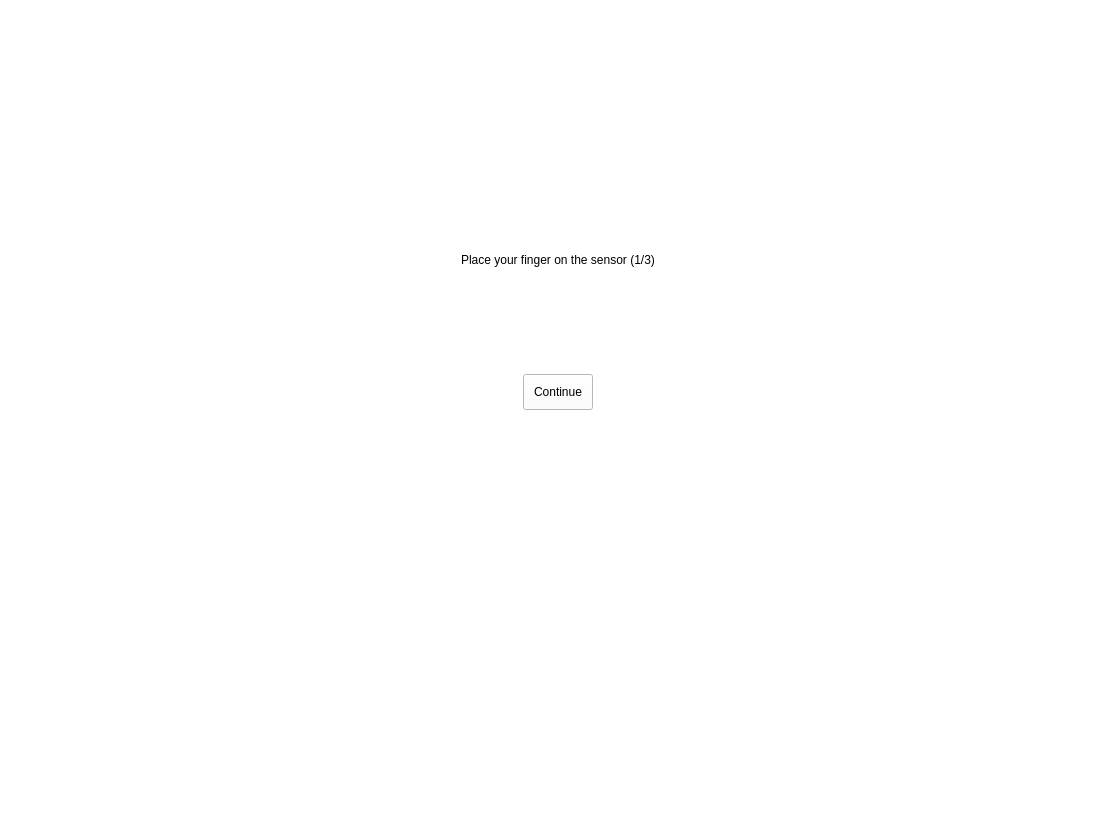
Old version of the form enrolfingerprint.ui in the repository arc-bphc/sims-gui.
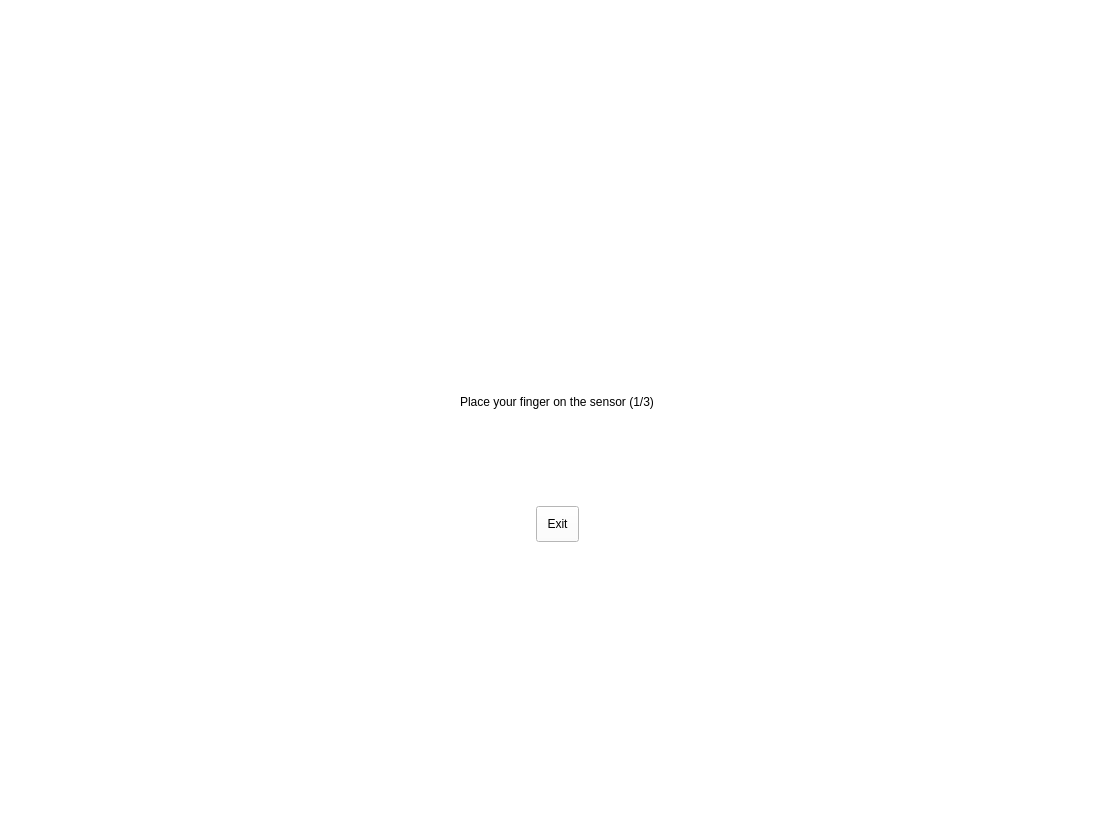
New version of the form. Icons and pictures are not drawn.

```diff
--- a/enrolfingerprint.ui
+++ b/enrolfingerprint.ui
@@ -19,35 +19,67 @@
 </string>
   </property>
   <layout class="QGridLayout" name="gridLayout_2">
+   <item row="1" column="2">
+    <spacer name="horizontalSpacer_2">
+     <property name="orientation">
+      <enum>Qt::Horizontal</enum>
+     </property>
+     <property name="sizeHint" stdset="0">
+      <size>
+       <width>40</width>
+       <height>20</height>
+      </size>
+     </property>
+    </spacer>
+   </item>
    <item row="1" column="1">
-    <spacer name="verticalSpacer_2">
-     <property name="orientation">
-      <enum>Qt::Vertical</enum>
-     </property>
-     <property name="sizeHint" stdset="0">
-      <size>
-       <width>20</width>
-       <height>40</height>
-      </size>
-     </property>
-    </spacer>
-   </item>
-   <item row="0" column="0">
-    <spacer name="horizontalSpacer">
-     <property name="orientation">
-      <enum>Qt::Horizontal</enum>
-     </property>
-     <property name="sizeHint" stdset="0">
-      <size>
-       <width>40</width>
-       <height>20</height>
-      </size>
-     </property>
-    </spacer>
-   </item>
-   <item row="0" column="1">
     <layout class="QGridLayout" name="gridLayout">
-     <item row="4" column="0" colspan="3" alignment="Qt::AlignHCenter">
+     <item row="2" column="2">
+      <spacer name="verticalSpacer_4">
+       <property name="orientation">
+        <enum>Qt::Vertical</enum>
+       </property>
+       <property name="sizeHint" stdset="0">
+        <size>
+         <width>20</width>
+         <height>40</height>
+        </size>
+       </property>
+      </spacer>
+     </item>
+     <item row="4" column="2">
+      <spacer name="verticalSpacer">
+       <property name="orientation">
+        <enum>Qt::Vertical</enum>
+       </property>
+       <property name="sizeHint" stdset="0">
+        <size>
+         <width>20</width>
+         <height>40</height>
+        </size>
+       </property>
+      </spacer>
+     </item>
+     <item row="1" column="0" alignment="Qt::AlignHCenter">
+      <widget class="QLabel" name="fprint1">
+       <property name="maximumSize">
+        <size>
+         <width>320</width>
+         <height>240</height>
+        </size>
+       </property>
+       <property name="text">
+        <string/>
+       </property>
+       <property name="pixmap">
+        <pixmap>images/finger-scan.gif</pixmap>
+       </property>
+       <property name="scaledContents">
+        <bool>true</bool>
+       </property>
+      </widget>
+     </item>
+     <item row="3" column="0" colspan="5" alignment="Qt::AlignHCenter">
       <widget class="QLabel" name="label_5">
        <property name="styleSheet">
         <string notr="true">font: 75 18pt &quot;Noto Sans&quot;;</string>
@@ -57,8 +89,8 @@
        </property>
       </widget>
      </item>
-     <item row="2" column="2" alignment="Qt::AlignHCenter">
-      <widget class="QLabel" name="label_3">
+     <item row="1" column="4" alignment="Qt::AlignHCenter">
+      <widget class="QLabel" name="fprint3">
        <property name="maximumSize">
         <size>
          <width>320</width>
@@ -76,8 +108,8 @@
        </property>
       </widget>
      </item>
-     <item row="2" column="1" alignment="Qt::AlignHCenter">
-      <widget class="QLabel" name="label_4">
+     <item row="1" column="2" alignment="Qt::AlignHCenter">
+      <widget class="QLabel" name="fprint2">
        <property name="maximumSize">
         <size>
          <width>320</width>
@@ -95,94 +127,56 @@
        </property>
       </widget>
      </item>
-     <item row="6" column="1" alignment="Qt::AlignHCenter">
-      <widget class="QPushButton" name="pushButton">
+     <item row="5" column="2" alignment="Qt::AlignHCenter">
+      <widget class="QPushButton" name="exitButton">
        <property name="text">
-        <string>Continue</string>
-       </property>
-      </widget>
-     </item>
-     <item row="0" column="1" alignment="Qt::AlignHCenter">
-      <widget class="QLabel" name="label_2">
-       <property name="maximumSize">
-        <size>
-         <width>400</width>
-         <height>160</height>
-        </size>
-       </property>
-       <property name="text">
-        <string/>
-       </property>
-       <property name="pixmap">
-        <pixmap>images/12967978_719298328212453_6846422403842474807_o.jpg</pixmap>
-       </property>
-       <property name="scaledContents">
-        <bool>true</bool>
-       </property>
-      </widget>
-     </item>
-     <item row="2" column="0" alignment="Qt::AlignHCenter">
-      <widget class="QLabel" name="label">
-       <property name="maximumSize">
-        <size>
-         <width>320</width>
-         <height>240</height>
-        </size>
-       </property>
-       <property name="text">
-        <string/>
-       </property>
-       <property name="pixmap">
-        <pixmap>images/finger-scan.gif</pixmap>
-       </property>
-       <property name="scaledContents">
-        <bool>true</bool>
+        <string>Exit</string>
        </property>
       </widget>
      </item>
      <item row="1" column="1">
-      <spacer name="verticalSpacer_3">
+      <spacer name="horizontalSpacer_3">
        <property name="orientation">
-        <enum>Qt::Vertical</enum>
+        <enum>Qt::Horizontal</enum>
        </property>
        <property name="sizeHint" stdset="0">
         <size>
-         <width>20</width>
-         <height>40</height>
+         <width>40</width>
+         <height>20</height>
         </size>
        </property>
       </spacer>
      </item>
-     <item row="5" column="1">
-      <spacer name="verticalSpacer">
+     <item row="1" column="3">
+      <spacer name="horizontalSpacer_4">
        <property name="orientation">
-        <enum>Qt::Vertical</enum>
+        <enum>Qt::Horizontal</enum>
        </property>
        <property name="sizeHint" stdset="0">
         <size>
-         <width>20</width>
-         <height>40</height>
-        </size>
-       </property>
-      </spacer>
-     </item>
-     <item row="3" column="1">
-      <spacer name="verticalSpacer_4">
-       <property name="orientation">
-        <enum>Qt::Vertical</enum>
-       </property>
-       <property name="sizeHint" stdset="0">
-        <size>
-         <width>20</width>
-         <height>40</height>
+         <width>40</width>
+         <height>20</height>
         </size>
        </property>
       </spacer>
      </item>
     </layout>
    </item>
-   <item row="0" column="2">
-    <spacer name="horizontalSpacer_2">
+   <item row="2" column="1">
+    <spacer name="verticalSpacer_2">
+     <property name="orientation">
+      <enum>Qt::Vertical</enum>
+     </property>
+     <property name="sizeHint" stdset="0">
+      <size>
+       <width>20</width>
+       <height>40</height>
+      </size>
+     </property>
+    </spacer>
+   </item>
+   <item row="1" column="0">
+    <spacer name="horizontalSpacer">
      <property name="orientation">
       <enum>Qt::Horizontal</enum>
      </property>
@@ -194,6 +188,19 @@
      </property>
     </spacer>
    </item>
+   <item row="0" column="1">
+    <spacer name="verticalSpacer_3">
+     <property name="orientation">
+      <enum>Qt::Vertical</enum>
+     </property>
+     <property name="sizeHint" stdset="0">
+      <size>
+       <width>20</width>
+       <height>40</height>
+      </size>
+     </property>
+    </spacer>
+   </item>
   </layout>
  </widget>
  <resources/>
```
